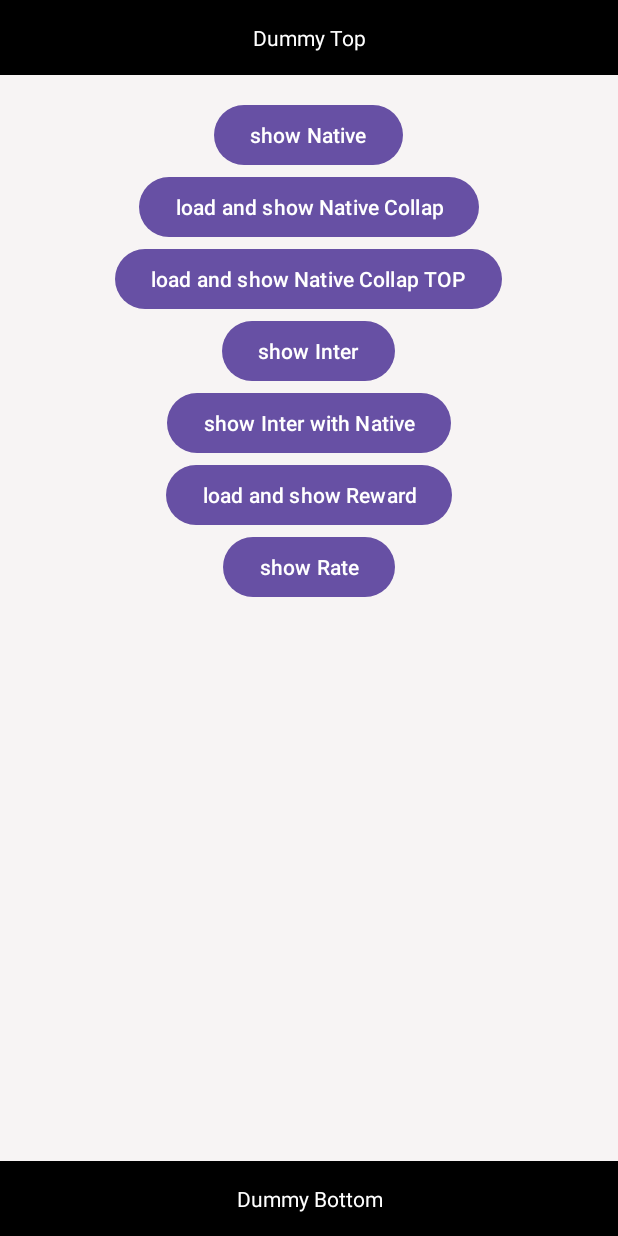
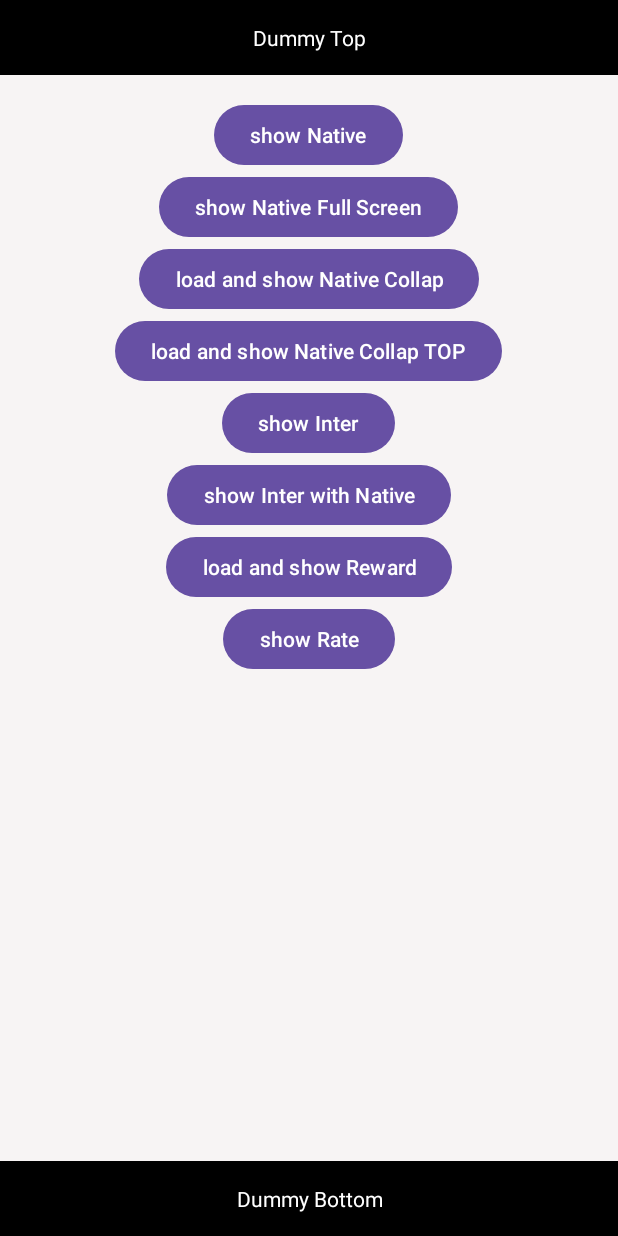
Before and after one commit to tokiiapp/NovaAdsLibrary, an Android app: the SecondActivity screen opened directly, with no data from a screen before it, on a phone screen of 412 x 824 dp. Run offline under Robolectric (Android 15) with nearby library versions, the phone set to English and light mode, and no system bars; our stand-ins replace AdMob; pictures from the network do not load; 1 statement that could not run was skipped.

Commit message:
update native inter splash

```diff
--- a/app/src/main/java/com/example/novaadslibrary/SecondActivity.kt
+++ b/app/src/main/java/com/example/novaadslibrary/SecondActivity.kt
@@ -10,6 +10,8 @@ import com.ads.library.callback.NativeAdCallback
 import com.ads.library.callback.RewardAdCallback
 import com.ads.library.enumads.CollapsibleBanner
 import com.ads.library.utils.AdmobUtil
+import com.ads.library.utils.gone
+import com.ads.library.utils.visible
 import com.example.novaadslibrary.databinding.ActivitySecondBinding
 import com.google.android.gms.ads.AdValue
 import com.rate.ratedialog.RatingDialog
@@ -20,7 +22,6 @@ class SecondActivity : AppCompatActivity() {
         super.onCreate(savedInstanceState)
         binding = ActivitySecondBinding.inflate(layoutInflater)
         setContentView(binding.root)
-
         binding.btnShowNative.setOnClickListener {
             AdmobUtil.showNativeHighFloorByRemoteConfig(this, "1",binding.flNative, AdsManager.adNative, R.layout.ad_unified_medium, object : NativeAdCallback {
                 override fun onNativeAdLoaded() {
@@ -37,7 +38,27 @@ class SecondActivity : AppCompatActivity() {
 
             })
         }
+        binding.btnShowNativeFull.setOnClickListener {
+            binding.flContainer.visible()
+            AdmobUtil.showNativeHighFloorByRemoteConfig(this, "1",binding.flNativeFull, AdsManager.adNative, R.layout.ad_template_fullscreen, object : NativeAdCallback {
+                override fun onNativeAdLoaded() {
 
+                }
+
+                override fun onAdFail(error: String) {
+
+                }
+
+                override fun onAdPaid(adValue: AdValue?) {
+
+                }
+
+            })
+        }
+
+        binding.ivClose.setOnClickListener {
+            binding.flContainer.gone()
+        }
         binding.btnLoadShowNativeCollap.setOnClickListener {
             AdmobUtil.loadAndShowBannerByRemoteConfig(
                 this, "", AdsManager.adNative, "2", binding.flBanner, CollapsibleBanner.BOTTOM, R.layout.ad_template_collap,
--- a/app/src/main/res/layout/activity_second.xml
+++ b/app/src/main/res/layout/activity_second.xml
@@ -26,6 +26,12 @@
                 android:layout_width="wrap_content"
                 android:layout_height="wrap_content"
                 android:text="show Native" />
+
+            <Button
+                android:id="@+id/btnShowNativeFull"
+                android:layout_width="wrap_content"
+                android:layout_height="wrap_content"
+                android:text="show Native Full Screen" />
 
             <Button
                 android:id="@+id/btnLoadShowNativeCollap"
@@ -62,6 +68,7 @@
                 android:layout_width="wrap_content"
                 android:layout_height="wrap_content"
                 android:text="show Rate" />
+
             <FrameLayout
                 android:id="@+id/flNative"
                 android:layout_width="match_parent"
@@ -104,13 +111,11 @@
         android:layout_height="wrap_content"
         app:layout_constraintTop_toTopOf="parent" />
 
-    <androidx.constraintlayout.widget.ConstraintLayout
-        android:id="@+id/clNativeFull"
+    <FrameLayout
+        android:id="@+id/fl_container"
+        android:visibility="gone"
         android:layout_width="match_parent"
-        android:layout_height="match_parent"
-        android:background="@color/white"
-        android:visibility="gone"
-        tools:visibility="gone">
+        android:layout_height="match_parent">
 
         <FrameLayout
             android:id="@+id/flNativeFull"
@@ -118,30 +123,11 @@
             android:layout_height="match_parent"
             app:layout_constraintBottom_toBottomOf="parent" />
 
-        <ImageView
-            android:id="@+id/ad_close"
+        <androidx.appcompat.widget.AppCompatImageView
+            android:id="@+id/iv_close"
+            android:padding="20dp"
             android:layout_width="wrap_content"
             android:layout_height="wrap_content"
-            android:layout_margin="32dp"
-            android:src="@drawable/ic_ad_close"
-            android:visibility="invisible"
-            app:layout_constraintEnd_toEndOf="parent"
-            app:layout_constraintTop_toTopOf="parent"
-            app:tint="@color/white" />
-
-        <TextView
-            android:id="@+id/ad_timer"
-            android:layout_width="30dp"
-            android:layout_height="30dp"
-            android:background="@drawable/bg_ads"
-            android:gravity="center"
-            android:text="5"
-            android:textColor="@color/white"
-            android:textSize="14sp"
-            app:layout_constraintBottom_toBottomOf="@+id/ad_close"
-            app:layout_constraintEnd_toEndOf="@+id/ad_close"
-            app:layout_constraintStart_toStartOf="@+id/ad_close"
-            app:layout_constraintTop_toTopOf="@+id/ad_close" />
-    </androidx.constraintlayout.widget.ConstraintLayout>
-
+            android:src="@drawable/ic_ad_close" />
+    </FrameLayout>
 </androidx.constraintlayout.widget.ConstraintLayout>
--- a/library/src/main/java/com/ads/library/enumads/GoogleENative.kt
+++ b/library/src/main/java/com/ads/library/enumads/GoogleENative.kt
@@ -1,6 +1,7 @@
 package com.ads.library.enumads
 
 enum class GoogleENative {
+    UNIFIED_FULLSCREEN,
     UNIFIED_MEDIUM,
     UNIFIED_SMALL
 }
--- a/library/src/main/java/com/ads/library/utils/NativeHelper.kt
+++ b/library/src/main/java/com/ads/library/utils/NativeHelper.kt
@@ -46,7 +46,7 @@ class NativeHelper {
                 adView.starRatingView = it
             }
             if (nativeAd.mediaContent != null) {
-                if (size == GoogleENative.UNIFIED_MEDIUM) {
+                if (size == GoogleENative.UNIFIED_MEDIUM || size == GoogleENative.UNIFIED_FULLSCREEN) {
                     adView.mediaView!!.visible()
                     adView.mediaView!!.mediaContent = nativeAd.mediaContent!!
                 } else {
```
Also changed, not shown: app/src/main/java/com/example/novaadslibrary/MainActivity.kt (+18 -2 lines), library/src/main/java/com/ads/library/utils/AdmobUtil.kt (+96 -3 lines).
